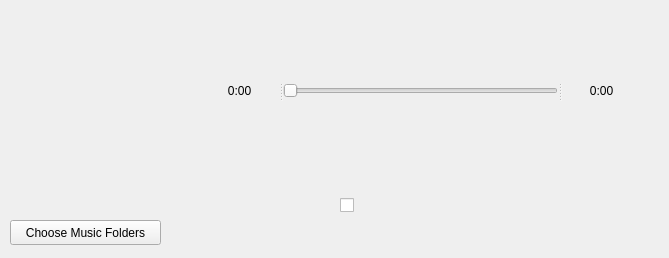
Qt form minipauzer.ui (linkthai/Pauzer) before a commit.
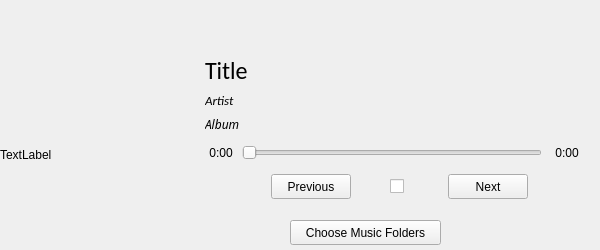
The same form after that commit. Icons and pictures are not drawn. Custom widgets are drawn as their Qt base class.

The edit to the form file:
```diff
--- a/minipauzer.ui
+++ b/minipauzer.ui
@@ -6,8 +6,8 @@
    <rect>
     <x>0</x>
     <y>0</y>
-    <width>669</width>
-    <height>258</height>
+    <width>600</width>
+    <height>250</height>
    </rect>
   </property>
   <property name="windowTitle">
@@ -16,7 +16,7 @@
   <widget class="QPushButton" name="btn_ChooseFolders">
    <property name="geometry">
     <rect>
-     <x>10</x>
+     <x>290</x>
      <y>220</y>
      <width>151</width>
      <height>25</height>
@@ -29,10 +29,10 @@
   <widget class="QCheckBox" name="btn_Play">
    <property name="geometry">
     <rect>
-     <x>340</x>
-     <y>190</y>
-     <width>31</width>
-     <height>31</height>
+     <x>390</x>
+     <y>178</y>
+     <width>24</width>
+     <height>17</height>
     </rect>
    </property>
    <property name="styleSheet">
@@ -44,19 +44,155 @@
     <string/>
    </property>
   </widget>
-  <widget class="QSplitter" name="splitter">
+  <widget class="QPushButton" name="btn_Next">
    <property name="geometry">
     <rect>
-     <x>200</x>
-     <y>80</y>
-     <width>441</width>
-     <height>22</height>
+     <x>448</x>
+     <y>174</y>
+     <width>80</width>
+     <height>25</height>
     </rect>
    </property>
-   <property name="orientation">
-    <enum>Qt::Horizontal</enum>
+   <property name="text">
+    <string>Next</string>
    </property>
+  </widget>
+  <widget class="QPushButton" name="btn_Prev">
+   <property name="geometry">
+    <rect>
+     <x>271</x>
+     <y>174</y>
+     <width>80</width>
+     <height>25</height>
+    </rect>
+   </property>
+   <property name="text">
+    <string>Previous</string>
+   </property>
+  </widget>
+  <widget class="QLabel" name="lbl_Title">
+   <property name="geometry">
+    <rect>
+     <x>205</x>
+     <y>50</y>
+     <width>380</width>
+     <height>41</height>
+    </rect>
+   </property>
+   <property name="sizePolicy">
+    <sizepolicy hsizetype="Preferred" vsizetype="Preferred">
+     <horstretch>0</horstretch>
+     <verstretch>0</verstretch>
+    </sizepolicy>
+   </property>
+   <property name="font">
+    <font>
+     <family>Calibri</family>
+     <pointsize>18</pointsize>
+     <weight>50</weight>
+     <bold>false</bold>
+    </font>
+   </property>
+   <property name="text">
+    <string>Title</string>
+   </property>
+   <property name="scaledContents">
+    <bool>false</bool>
+   </property>
+   <property name="wordWrap">
+    <bool>false</bool>
+   </property>
+  </widget>
+  <widget class="QLabel" name="lbl_Album">
+   <property name="geometry">
+    <rect>
+     <x>205</x>
+     <y>115</y>
+     <width>380</width>
+     <height>18</height>
+    </rect>
+   </property>
+   <property name="sizePolicy">
+    <sizepolicy hsizetype="Preferred" vsizetype="Fixed">
+     <horstretch>0</horstretch>
+     <verstretch>0</verstretch>
+    </sizepolicy>
+   </property>
+   <property name="font">
+    <font>
+     <family>Calibri Light</family>
+     <pointsize>9</pointsize>
+     <weight>50</weight>
+     <italic>true</italic>
+     <bold>false</bold>
+    </font>
+   </property>
+   <property name="text">
+    <string>Album</string>
+   </property>
+   <property name="scaledContents">
+    <bool>false</bool>
+   </property>
+   <property name="wordWrap">
+    <bool>false</bool>
+   </property>
+  </widget>
+  <widget class="QLabel" name="songImage">
+   <property name="geometry">
+    <rect>
+     <x>0</x>
+     <y>60</y>
+     <width>190</width>
+     <height>190</height>
+    </rect>
+   </property>
+   <property name="text">
+    <string>TextLabel</string>
+   </property>
+  </widget>
+  <widget class="QLabel" name="lbl_Artist">
+   <property name="geometry">
+    <rect>
+     <x>205</x>
+     <y>90</y>
+     <width>380</width>
+     <height>21</height>
+    </rect>
+   </property>
+   <property name="sizePolicy">
+    <sizepolicy hsizetype="Preferred" vsizetype="Minimum">
+     <horstretch>0</horstretch>
+     <verstretch>0</verstretch>
+    </sizepolicy>
+   </property>
+   <property name="font">
+    <font>
+     <family>Calibri</family>
+     <pointsize>10</pointsize>
+     <weight>50</weight>
+     <italic>true</italic>
+     <bold>false</bold>
+    </font>
+   </property>
+   <property name="text">
+    <string>Artist</string>
+   </property>
+   <property name="scaledContents">
+    <bool>false</bool>
+   </property>
+   <property name="wordWrap">
+    <bool>false</bool>
+   </property>
+  </widget>
    <widget class="QLabel" name="lbl_CurTime">
+   <property name="geometry">
+    <rect>
+     <x>205</x>
+     <y>143</y>
+     <width>32</width>
+     <height>20</height>
+    </rect>
+   </property>
     <property name="font">
      <font>
       <family>Segoe UI</family>
@@ -70,12 +206,15 @@
      <set>Qt::AlignCenter</set>
     </property>
    </widget>
-   <widget class="SliderBar" name="sliderBar">
-    <property name="orientation">
-     <enum>Qt::Horizontal</enum>
-    </property>
-   </widget>
    <widget class="QLabel" name="lbl_songLen">
+   <property name="geometry">
+    <rect>
+     <x>551</x>
+     <y>143</y>
+     <width>32</width>
+     <height>20</height>
+    </rect>
+   </property>
     <property name="font">
      <font>
       <family>Segoe UI</family>
@@ -89,6 +228,18 @@
      <set>Qt::AlignCenter</set>
     </property>
    </widget>
+  <widget class="SliderBar" name="sliderBar">
+   <property name="geometry">
+    <rect>
+     <x>242</x>
+     <y>143</y>
+     <width>300</width>
+     <height>20</height>
+    </rect>
+   </property>
+   <property name="orientation">
+    <enum>Qt::Horizontal</enum>
+   </property>
   </widget>
  </widget>
  <layoutdefault spacing="6" margin="11"/>
```
Lines whose indentation alone changed are shown as unchanged.
